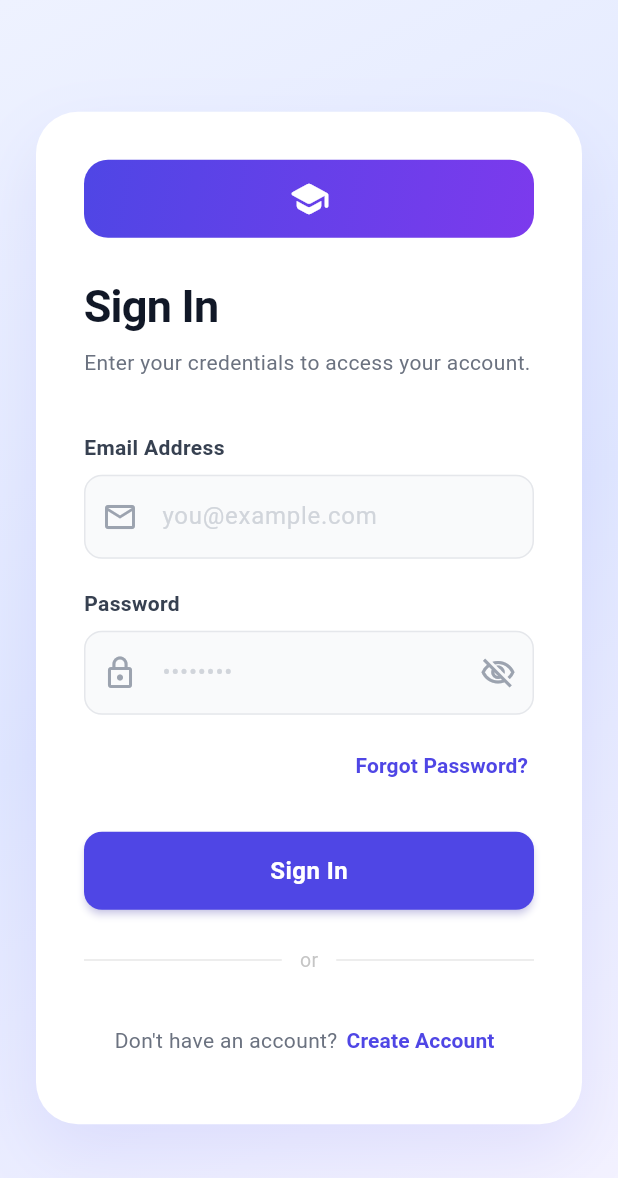
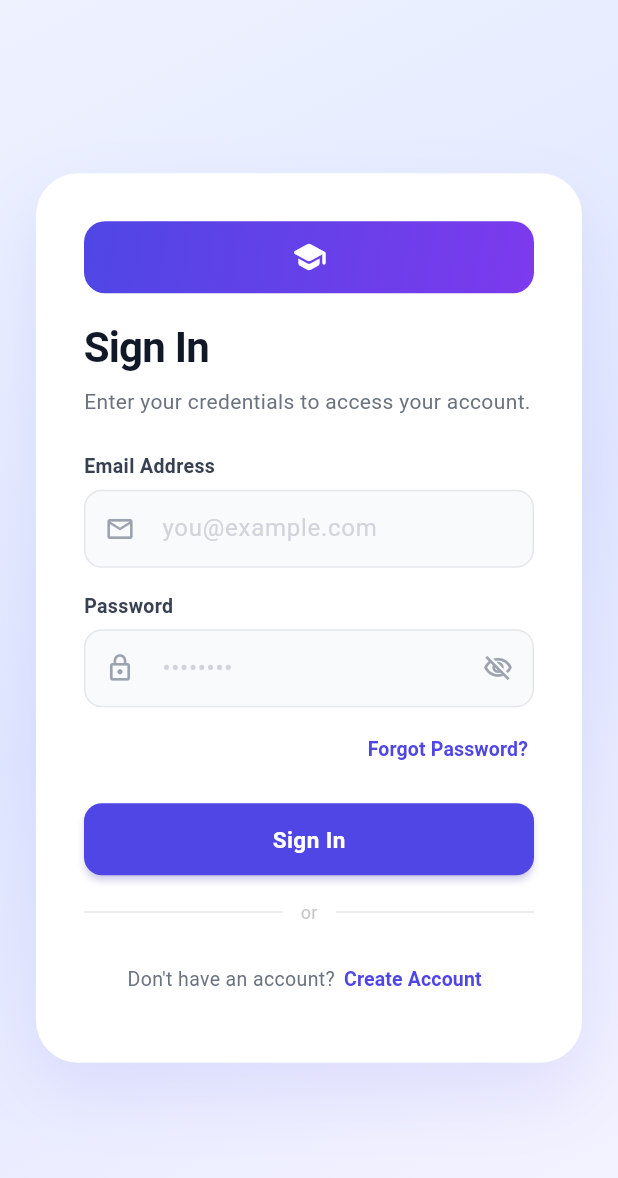
Before and after one commit to AKASH80047/Online-Examination-System, a Flutter app: the screen it shows after launch, on a phone screen of 412 x 824 dp. Shown: the top 1178 px of the screen. Run offline on Flutter 3.47's test engine with Material 3 defaults, Android fonts, the phone set to English and light mode, and no system bars; our stand-ins replace cloud_firestore, device_info_plus, equatable, firebase_auth, firebase_core, firebase_messaging and 4 more; accounts and stored records are empty.

Commit message:
fix: resolve login form layout overflow on desktop by optimizing vertical spacing and padding

```diff
--- a/lib/login_screen.dart
+++ b/lib/login_screen.dart
@@ -208,23 +208,23 @@ class _LoginScreenState extends ConsumerState<LoginScreen>
       children: [
         // Title
         Container(
-          width: 52,
-          height: 52,
+          width: 48,
+          height: 48,
           decoration: BoxDecoration(
             gradient: const LinearGradient(
               colors: [Color(0xFF4F46E5), Color(0xFF7C3AED)],
               begin: Alignment.topLeft,
               end: Alignment.bottomRight,
             ),
-            borderRadius: BorderRadius.circular(16),
+            borderRadius: BorderRadius.circular(14),
           ),
-          child: const Icon(Icons.school_rounded, color: Colors.white, size: 28),
+          child: const Icon(Icons.school_rounded, color: Colors.white, size: 24),
         ),
-        const SizedBox(height: 24),
+        const SizedBox(height: 16),
         const Text(
           'Sign In',
           style: TextStyle(
-            fontSize: 30,
+            fontSize: 28,
             fontWeight: FontWeight.bold,
             color: Color(0xFF111827),
             letterSpacing: -0.5,
@@ -236,27 +236,27 @@ class _LoginScreenState extends ConsumerState<LoginScreen>
           style: TextStyle(
             fontSize: 14,
             color: Color(0xFF6B7280),
-            height: 1.5,
+            height: 1.4,
           ),
         ),
-        const SizedBox(height: 36),
+        const SizedBox(height: 24),
 
         // Email Field
         const Text(
           'Email Address',
           style: TextStyle(
-            fontSize: 14,
+            fontSize: 13,
             fontWeight: FontWeight.w600,
             color: Color(0xFF374151),
           ),
         ),
-        const SizedBox(height: 8),
+        const SizedBox(height: 6),
         TextField(
           controller: _emailController,
           decoration: InputDecoration(
             hintText: 'you@example.com',
             hintStyle: const TextStyle(color: Color(0xFFD1D5DB)),
-            prefixIcon: const Icon(Icons.email_outlined, color: Color(0xFF9CA3AF)),
+            prefixIcon: const Icon(Icons.email_outlined, color: Color(0xFF9CA3AF), size: 20),
             border: OutlineInputBorder(
               borderRadius: BorderRadius.circular(12),
               borderSide: const BorderSide(color: Color(0xFFE5E7EB)),
@@ -271,35 +271,36 @@ class _LoginScreenState extends ConsumerState<LoginScreen>
             ),
             filled: true,
             fillColor: const Color(0xFFF9FAFB),
-            contentPadding: const EdgeInsets.symmetric(horizontal: 16, vertical: 16),
+            contentPadding: const EdgeInsets.symmetric(horizontal: 16, vertical: 14),
           ),
           keyboardType: TextInputType.emailAddress,
           textInputAction: TextInputAction.next,
         ),
-        const SizedBox(height: 20),
+        const SizedBox(height: 16),
 
         // Password Field
         const Text(
           'Password',
           style: TextStyle(
-            fontSize: 14,
+            fontSize: 13,
             fontWeight: FontWeight.w600,
             color: Color(0xFF374151),
           ),
         ),
-        const SizedBox(height: 8),
+        const SizedBox(height: 6),
         TextField(
           controller: _passwordController,
           decoration: InputDecoration(
             hintText: '••••••••',
             hintStyle: const TextStyle(color: Color(0xFFD1D5DB)),
-            prefixIcon: const Icon(Icons.lock_outline, color: Color(0xFF9CA3AF)),
+            prefixIcon: const Icon(Icons.lock_outline, color: Color(0xFF9CA3AF), size: 20),
             suffixIcon: IconButton(
               icon: Icon(
                 _obscurePassword
                     ? Icons.visibility_off_outlined
                     : Icons.visibility_outlined,
                 color: const Color(0xFF9CA3AF),
+                size: 20,
               ),
               onPressed: () => setState(() => _obscurePassword = !_obscurePassword),
             ),
@@ -317,13 +318,13 @@ class _LoginScreenState extends ConsumerState<LoginScreen>
             ),
             filled: true,
             fillColor: const Color(0xFFF9FAFB),
-            contentPadding: const EdgeInsets.symmetric(horizontal: 16, vertical: 16),
+            contentPadding: const EdgeInsets.symmetric(horizontal: 16, vertical: 14),
           ),
           obscureText: _obscurePassword,
           onSubmitted: (_) => _login(),
         ),
 
-        const SizedBox(height: 10),
+        const SizedBox(height: 4),
         Align(
           alignment: Alignment.centerRight,
           child: TextButton(
@@ -342,16 +343,16 @@ class _LoginScreenState extends ConsumerState<LoginScreen>
             ),
             child: const Text(
               'Forgot Password?',
-              style: TextStyle(fontWeight: FontWeight.w600),
+              style: TextStyle(fontWeight: FontWeight.w600, fontSize: 13),
             ),
           ),
         ),
 
-        const SizedBox(height: 20),
+        const SizedBox(height: 12),
 
         // Sign In Button
         SizedBox(
-          height: 52,
+          height: 48,
           child: ElevatedButton(
             onPressed: _isLoading ? null : _login,
             style: ElevatedButton.styleFrom(
@@ -364,8 +365,8 @@ class _LoginScreenState extends ConsumerState<LoginScreen>
             ),
             child: _isLoading
                 ? const SizedBox(
-                    height: 22,
-                    width: 22,
+                    height: 20,
+                    width: 20,
                     child: CircularProgressIndicator(
                       strokeWidth: 2.5,
                       valueColor: AlwaysStoppedAnimation<Color>(Colors.white),
@@ -374,7 +375,7 @@ class _LoginScreenState extends ConsumerState<LoginScreen>
                 : const Text(
                     'Sign In',
                     style: TextStyle(
-                      fontSize: 16,
+                      fontSize: 15,
                       fontWeight: FontWeight.bold,
                       letterSpacing: 0.3,
                     ),
@@ -382,7 +383,7 @@ class _LoginScreenState extends ConsumerState<LoginScreen>
           ),
         ),
 
-        const SizedBox(height: 24),
+        const SizedBox(height: 16),
         Row(
           children: [
             Expanded(child: Divider(color: Colors.grey.withValues(alpha: 0.25))),
@@ -390,13 +391,13 @@ class _LoginScreenState extends ConsumerState<LoginScreen>
               padding: const EdgeInsets.symmetric(horizontal: 12),
               child: Text(
                 'or',
-                style: TextStyle(color: Colors.grey.withValues(alpha: 0.6), fontSize: 13),
+                style: TextStyle(color: Colors.grey.withValues(alpha: 0.6), fontSize: 12),
               ),
             ),
             Expanded(child: Divider(color: Colors.grey.withValues(alpha: 0.25))),
           ],
         ),
-        const SizedBox(height: 20),
+        const SizedBox(height: 12),
 
         // Sign Up Link
         Row(
@@ -404,7 +405,7 @@ class _LoginScreenState extends ConsumerState<LoginScreen>
           children: [
             const Text(
               "Don't have an account?",
-              style: TextStyle(color: Color(0xFF6B7280), fontSize: 14),
+              style: TextStyle(color: Color(0xFF6B7280), fontSize: 13),
             ),
             TextButton(
               onPressed: () => context.push(RoutePaths.signup),
@@ -414,7 +415,7 @@ class _LoginScreenState extends ConsumerState<LoginScreen>
               ),
               child: const Text(
                 'Create Account',
-                style: TextStyle(fontWeight: FontWeight.bold, fontSize: 14),
+                style: TextStyle(fontWeight: FontWeight.bold, fontSize: 13),
               ),
             ),
           ],
@@ -473,9 +474,13 @@ class _LoginScreenState extends ConsumerState<LoginScreen>
                                 child: Padding(
                                   padding: const EdgeInsets.symmetric(
                                     horizontal: 52.0,
-                                    vertical: 40.0,
+                                    vertical: 24.0,
                                   ),
-                                  child: Center(child: _buildLoginForm()),
+                                  child: Center(
+                                    child: SingleChildScrollView(
+                                      child: _buildLoginForm(),
+                                    ),
+                                  ),
                                 ),
                               ),
                             ],
```
